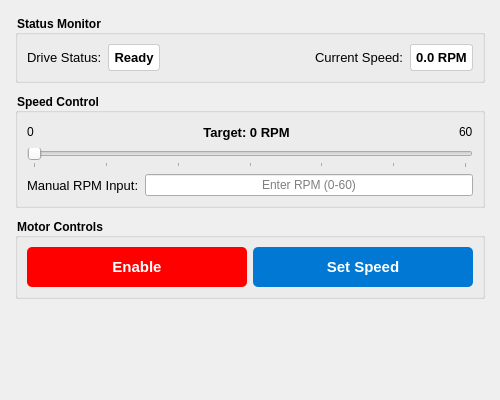
This is src/rqt_cfw11_gui/resource/MyPlugin.ui in NaCl-Salt-12/CISCOR-Treadmill-Control as Qt 5 draws it before an edit. The edited form follows.
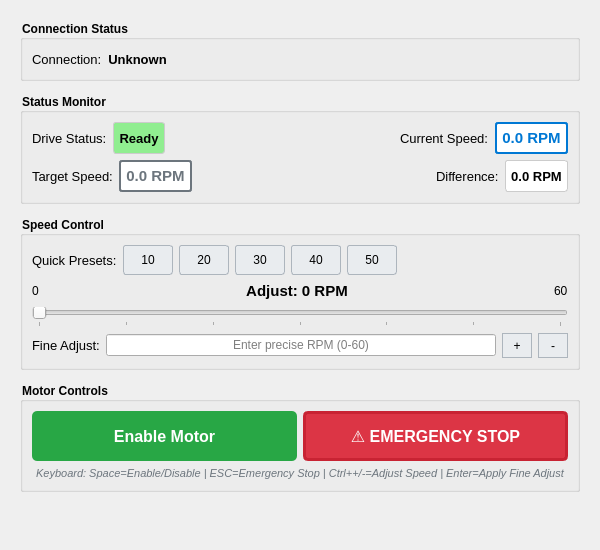
This is the edited form.

Commit message:
Implement comprehensive UI improvements for treadmill control
- Add connection status indicator
- Add emergency stop button with confirmation dialog
- Add speed preset buttons (10, 20, 30, 40, 50 RPM)
- Implement auto-apply speed changes (remove Set Speed button)
- Add visual speed difference indicator (target vs actual)
- Improve status display with color-coded states
- Add increment/decrement buttons for fine speed control
- Add keyboard shortcuts (Space, ESC, Ctrl+/-)
- Add tooltips for better user guidance
- Enhance visual hierarchy and layout
- Improve button styling and feedback

Diff of the .ui file:
```diff
--- a/src/rqt_cfw11_gui/resource/MyPlugin.ui
+++ b/src/rqt_cfw11_gui/resource/MyPlugin.ui
@@ -6,8 +6,8 @@
    <rect>
     <x>0</x>
     <y>0</y>
-    <width>500</width>
-    <height>400</height>
+    <width>600</width>
+    <height>550</height>
    </rect>
   </property>
   <property name="windowTitle">
@@ -15,20 +15,77 @@
   </property>
   <layout class="QVBoxLayout" name="verticalLayout">
    <property name="spacing">
-    <number>10</number>
+    <number>12</number>
    </property>
    <property name="leftMargin">
-    <number>15</number>
+    <number>20</number>
    </property>
    <property name="topMargin">
-    <number>15</number>
+    <number>20</number>
    </property>
    <property name="rightMargin">
-    <number>15</number>
+    <number>20</number>
    </property>
    <property name="bottomMargin">
-    <number>15</number>
+    <number>20</number>
    </property>
+   <item>
+    <widget class="QGroupBox" name="connectionGroupBox">
+     <property name="title">
+      <string>Connection Status</string>
+     </property>
+     <property name="styleSheet">
+      <string notr="true">QGroupBox { font-weight: bold; }</string>
+     </property>
+     <layout class="QHBoxLayout" name="connectionLayout">
+      <item>
+       <widget class="QLabel" name="connectionLabel">
+        <property name="text">
+         <string>Connection:</string>
+        </property>
+        <property name="font">
+         <font>
+          <pointsize>10</pointsize>
+         </font>
+        </property>
+       </widget>
+      </item>
+      <item>
+       <widget class="QLabel" name="connectionStatus">
+        <property name="text">
+         <string>Unknown</string>
+        </property>
+        <property name="font">
+         <font>
+          <pointsize>10</pointsize>
+          <weight>75</weight>
+          <bold>true</bold>
+         </font>
+        </property>
+        <property name="styleSheet">
+         <string notr="true">background-color: #gray; color: white; padding: 5px; border-radius: 3px;</string>
+        </property>
+        <property name="alignment">
+         <set>Qt::AlignCenter</set>
+        </property>
+       </widget>
+      </item>
+      <item>
+       <spacer name="connectionSpacer">
+        <property name="orientation">
+         <enum>Qt::Horizontal</enum>
+        </property>
+        <property name="sizeHint" stdset="0">
+         <size>
+          <width>40</width>
+          <height>20</height>
+         </size>
+        </property>
+       </spacer>
+      </item>
+     </layout>
+    </widget>
+   </item>
    <item>
     <widget class="QGroupBox" name="statusGroupBox">
      <property name="title">
@@ -37,6 +94,8 @@
      <property name="styleSheet">
       <string notr="true">QGroupBox { font-weight: bold; }</string>
      </property>
+     <layout class="QVBoxLayout" name="statusOuterLayout">
+      <item>
      <layout class="QHBoxLayout" name="statusLayout">
       <item>
        <widget class="QLabel" name="label_2">
@@ -63,7 +122,7 @@
          </font>
         </property>
         <property name="styleSheet">
-         <string notr="true">background-color: white; color: black; padding: 5px; border: 1px solid #ccc; border-radius: 3px;</string>
+           <string notr="true">background-color: #90EE90; color: black; padding: 5px; border: 1px solid #ccc; border-radius: 3px;</string>
         </property>
         <property name="alignment">
          <set>Qt::AlignCenter</set>
@@ -102,6 +161,87 @@
         </property>
         <property name="font">
          <font>
+            <pointsize>11</pointsize>
+            <weight>75</weight>
+            <bold>true</bold>
+           </font>
+          </property>
+          <property name="styleSheet">
+           <string notr="true">background-color: white; color: #0078d4; padding: 5px; border: 2px solid #0078d4; border-radius: 3px;</string>
+          </property>
+          <property name="alignment">
+           <set>Qt::AlignCenter</set>
+          </property>
+         </widget>
+        </item>
+       </layout>
+      </item>
+      <item>
+       <layout class="QHBoxLayout" name="targetLayout">
+        <item>
+         <widget class="QLabel" name="label_target">
+          <property name="text">
+           <string>Target Speed:</string>
+          </property>
+          <property name="font">
+           <font>
+            <pointsize>10</pointsize>
+           </font>
+          </property>
+         </widget>
+        </item>
+        <item>
+         <widget class="QLabel" name="targetMonitor">
+          <property name="text">
+           <string>0.0 RPM</string>
+          </property>
+          <property name="font">
+           <font>
+            <pointsize>11</pointsize>
+            <weight>75</weight>
+            <bold>true</bold>
+           </font>
+          </property>
+          <property name="styleSheet">
+           <string notr="true">background-color: white; color: #6c757d; padding: 5px; border: 2px solid #6c757d; border-radius: 3px;</string>
+          </property>
+          <property name="alignment">
+           <set>Qt::AlignCenter</set>
+          </property>
+         </widget>
+        </item>
+        <item>
+         <spacer name="horizontalSpacer_target">
+          <property name="orientation">
+           <enum>Qt::Horizontal</enum>
+          </property>
+          <property name="sizeHint" stdset="0">
+           <size>
+            <width>40</width>
+            <height>20</height>
+           </size>
+          </property>
+         </spacer>
+        </item>
+        <item>
+         <widget class="QLabel" name="label_delta">
+          <property name="text">
+           <string>Difference:</string>
+          </property>
+          <property name="font">
+           <font>
+            <pointsize>10</pointsize>
+           </font>
+          </property>
+         </widget>
+        </item>
+        <item>
+         <widget class="QLabel" name="deltaMonitor">
+          <property name="text">
+           <string>0.0 RPM</string>
+          </property>
+          <property name="font">
+           <font>
           <pointsize>10</pointsize>
           <weight>75</weight>
           <bold>true</bold>
@@ -114,6 +254,8 @@
          <set>Qt::AlignCenter</set>
         </property>
        </widget>
+        </item>
+       </layout>
       </item>
      </layout>
     </widget>
@@ -127,6 +269,135 @@
       <string notr="true">QGroupBox { font-weight: bold; }</string>
      </property>
      <layout class="QVBoxLayout" name="speedControlLayout">
+      <item>
+       <layout class="QHBoxLayout" name="presetButtonsLayout">
+        <item>
+         <widget class="QLabel" name="presetsLabel">
+          <property name="text">
+           <string>Quick Presets:</string>
+          </property>
+          <property name="font">
+           <font>
+            <pointsize>10</pointsize>
+           </font>
+          </property>
+         </widget>
+        </item>
+        <item>
+         <widget class="QPushButton" name="preset10Button">
+          <property name="minimumSize">
+           <size>
+            <width>50</width>
+            <height>30</height>
+           </size>
+          </property>
+          <property name="text">
+           <string>10</string>
+          </property>
+          <property name="toolTip">
+           <string>Set speed to 10 RPM</string>
+          </property>
+          <property name="styleSheet">
+           <string notr="true">QPushButton { background-color: #e9ecef; color: black; border: 1px solid #adb5bd; border-radius: 3px; }
+QPushButton:hover { background-color: #0078d4; color: white; }</string>
+          </property>
+         </widget>
+        </item>
+        <item>
+         <widget class="QPushButton" name="preset20Button">
+          <property name="minimumSize">
+           <size>
+            <width>50</width>
+            <height>30</height>
+           </size>
+          </property>
+          <property name="text">
+           <string>20</string>
+          </property>
+          <property name="toolTip">
+           <string>Set speed to 20 RPM</string>
+          </property>
+          <property name="styleSheet">
+           <string notr="true">QPushButton { background-color: #e9ecef; color: black; border: 1px solid #adb5bd; border-radius: 3px; }
+QPushButton:hover { background-color: #0078d4; color: white; }</string>
+          </property>
+         </widget>
+        </item>
+        <item>
+         <widget class="QPushButton" name="preset30Button">
+          <property name="minimumSize">
+           <size>
+            <width>50</width>
+            <height>30</height>
+           </size>
+          </property>
+          <property name="text">
+           <string>30</string>
+          </property>
+          <property name="toolTip">
+           <string>Set speed to 30 RPM</string>
+          </property>
+          <property name="styleSheet">
+           <string notr="true">QPushButton { background-color: #e9ecef; color: black; border: 1px solid #adb5bd; border-radius: 3px; }
+QPushButton:hover { background-color: #0078d4; color: white; }</string>
+          </property>
+         </widget>
+        </item>
+        <item>
+         <widget class="QPushButton" name="preset40Button">
+          <property name="minimumSize">
+           <size>
+            <width>50</width>
+            <height>30</height>
+           </size>
+          </property>
+          <property name="text">
+           <string>40</string>
+          </property>
+          <property name="toolTip">
+           <string>Set speed to 40 RPM</string>
+          </property>
+          <property name="styleSheet">
+           <string notr="true">QPushButton { background-color: #e9ecef; color: black; border: 1px solid #adb5bd; border-radius: 3px; }
+QPushButton:hover { background-color: #0078d4; color: white; }</string>
+          </property>
+         </widget>
+        </item>
+        <item>
+         <widget class="QPushButton" name="preset50Button">
+          <property name="minimumSize">
+           <size>
+            <width>50</width>
+            <height>30</height>
+           </size>
+          </property>
+          <property name="text">
+           <string>50</string>
+          </property>
+          <property name="toolTip">
+           <string>Set speed to 50 RPM</string>
+          </property>
+          <property name="styleSheet">
+           <string notr="true">QPushButton { background-color: #e9ecef; color: black; border: 1px solid #adb5bd; border-radius: 3px; }
+QPushButton:hover { background-color: #0078d4; color: white; }</string>
+          </property>
+         </widget>
+        </item>
+        <item>
+         <spacer name="presetSpacer">
+          <property name="orientation">
+           <enum>Qt::Horizontal</enum>
+          </property>
+          <property name="sizeHint" stdset="0">
+           <size>
+            <width>40</width>
+            <height>20</height>
+           </size>
+          </property>
+         </spacer>
+        </item>
+       </layout>
+      </item>
       <item>
        <layout class="QHBoxLayout" name="sliderLabelLayout">
         <item>
@@ -157,11 +428,11 @@
         <item>
          <widget class="QLabel" name="sliderValueLabel">
           <property name="text">
-           <string>Target: 0 RPM</string>
+           <string>Adjust: 0 RPM</string>
           </property>
           <property name="font">
            <font>
-            <pointsize>10</pointsize>
+            <pointsize>11</pointsize>
             <weight>75</weight>
             <bold>true</bold>
            </font>
@@ -225,7 +496,7 @@
         <item>
          <widget class="QLabel" name="label">
           <property name="text">
-           <string>Manual RPM Input:</string>
+           <string>Fine Adjust:</string>
           </property>
           <property name="font">
            <font>
@@ -237,10 +508,65 @@
         <item>
          <widget class="QLineEdit" name="lineEdit_manual_rpm">
           <property name="placeholderText">
-           <string>Enter RPM (0-60)</string>
+           <string>Enter precise RPM (0-60)</string>
           </property>
           <property name="alignment">
            <set>Qt::AlignCenter</set>
+          </property>
+          <property name="toolTip">
+           <string>Enter exact RPM value and press Enter to apply</string>
+          </property>
+         </widget>
+        </item>
+        <item>
+         <widget class="QPushButton" name="incrementButton">
+          <property name="minimumSize">
+           <size>
+            <width>30</width>
+            <height>25</height>
+           </size>
+          </property>
+          <property name="maximumSize">
+           <size>
+            <width>30</width>
+            <height>25</height>
+           </size>
+          </property>
+          <property name="text">
+           <string>+</string>
+          </property>
+          <property name="toolTip">
+           <string>Increase speed by 1 RPM (Ctrl++)</string>
+          </property>
+          <property name="styleSheet">
+           <string notr="true">QPushButton { background-color: #e9ecef; border: 1px solid #adb5bd; }
+QPushButton:hover { background-color: #0078d4; color: white; }</string>
+          </property>
+         </widget>
+        </item>
+        <item>
+         <widget class="QPushButton" name="decrementButton">
+          <property name="minimumSize">
+           <size>
+            <width>30</width>
+            <height>25</height>
+           </size>
+          </property>
+          <property name="maximumSize">
+           <size>
+            <width>30</width>
+            <height>25</height>
+           </size>
+          </property>
+          <property name="text">
+           <string>-</string>
+          </property>
+          <property name="toolTip">
+           <string>Decrease speed by 1 RPM (Ctrl+-)</string>
+          </property>
+          <property name="styleSheet">
+           <string notr="true">QPushButton { background-color: #e9ecef; border: 1px solid #adb5bd; }
+QPushButton:hover { background-color: #0078d4; color: white; }</string>
           </property>
          </widget>
         </item>
@@ -257,28 +583,33 @@
      <property name="styleSheet">
       <string notr="true">QGroupBox { font-weight: bold; }</string>
      </property>
+     <layout class="QVBoxLayout" name="controlOuterLayout">
+      <item>
      <layout class="QHBoxLayout" name="controlLayout">
       <item>
        <widget class="QPushButton" name="pushButton">
         <property name="minimumSize">
          <size>
           <width>0</width>
-          <height>40</height>
+            <height>50</height>
          </size>
         </property>
         <property name="font">
          <font>
-          <pointsize>11</pointsize>
+            <pointsize>12</pointsize>
           <weight>75</weight>
           <bold>true</bold>
          </font>
         </property>
         <property name="text">
-         <string>Enable</string>
+           <string>Enable Motor</string>
+          </property>
+          <property name="toolTip">
+           <string>Start/Stop the motor (Space bar)</string>
         </property>
         <property name="styleSheet">
-         <string notr="true">QPushButton { background-color: red; color: white; border-radius: 5px; }
-QPushButton:hover { background-color: darkred; }</string>
+           <string notr="true">QPushButton { background-color: #28a745; color: white; border-radius: 5px; }
+QPushButton:hover { background-color: #218838; }</string>
         </property>
        </widget>
       </item>
@@ -286,23 +617,47 @@
        <widget class="QPushButton" name="pushButton_2">
         <property name="minimumSize">
          <size>
-          <width>0</width>
-          <height>40</height>
+            <width>150</width>
+            <height>50</height>
          </size>
         </property>
         <property name="font">
          <font>
-          <pointsize>11</pointsize>
+            <pointsize>12</pointsize>
           <weight>75</weight>
           <bold>true</bold>
          </font>
         </property>
         <property name="text">
-         <string>Set Speed</string>
-        </property>
+           <string>⚠ EMERGENCY STOP</string>
+          </property>
+          <property name="toolTip">
+           <string>Immediately stop the motor (ESC key)</string>
+          </property>
         <property name="styleSheet">
-         <string notr="true">QPushButton { background-color: #0078d4; color: white; border-radius: 5px; }
-QPushButton:hover { background-color: #005a9e; }</string>
+           <string notr="true">QPushButton { background-color: #dc3545; color: white; border: 3px solid #c82333; border-radius: 5px; }
+QPushButton:hover { background-color: #c82333; }</string>
+          </property>
+         </widget>
+        </item>
+       </layout>
+      </item>
+      <item>
+       <widget class="QLabel" name="helpLabel">
+        <property name="text">
+         <string>Keyboard: Space=Enable/Disable | ESC=Emergency Stop | Ctrl++/-=Adjust Speed | Enter=Apply Fine Adjust</string>
+        </property>
+        <property name="font">
+         <font>
+          <pointsize>8</pointsize>
+          <italic>true</italic>
+         </font>
+        </property>
+        <property name="styleSheet">
+         <string notr="true">color: #6c757d;</string>
+        </property>
+        <property name="alignment">
+         <set>Qt::AlignCenter</set>
         </property>
        </widget>
       </item>
```
Left out of the diff: 8 changed lines with no effect on the pictures. Lines whose indentation alone changed are shown as unchanged. The commit also changes 1 other file.
